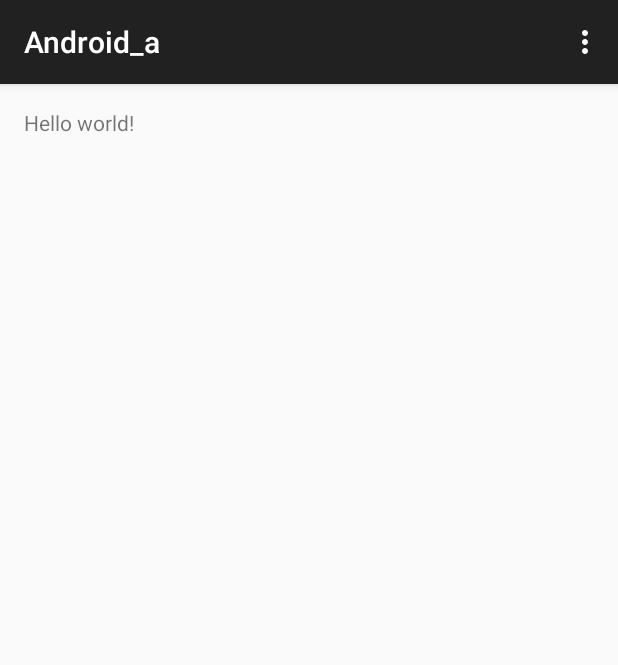
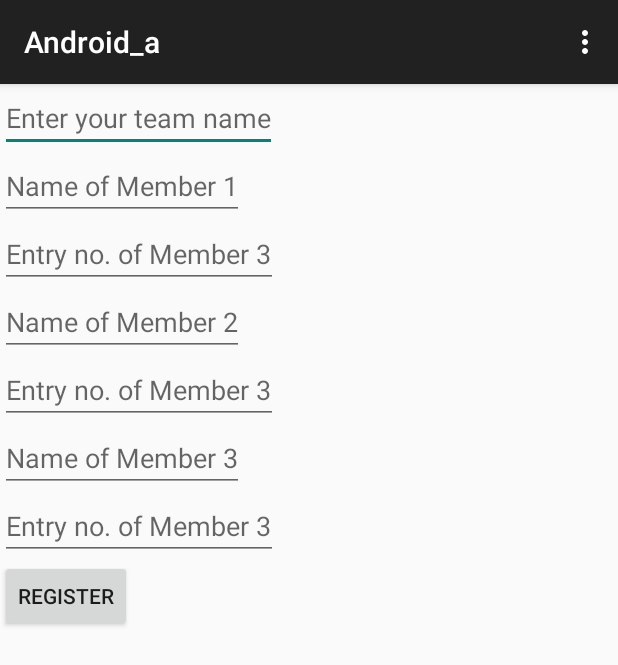
Before and after one commit to Prakhar0409/Android_app, an Android app: the screen it shows after launch (MainActivity), on a phone screen of 412 x 824 dp. Shown: the top 665 px of the screen. Run offline under Robolectric (Android 15) with nearby library versions, the phone set to English and light mode, and no system bars.

Commit message:
Made basic layout for frontend to start building backend for testing

```diff
--- a/app/src/main/res/layout/activity_main.xml
+++ b/app/src/main/res/layout/activity_main.xml
@@ -1,11 +1,67 @@
-<RelativeLayout xmlns:android="http://schemas.android.com/apk/res/android"
-    xmlns:tools="http://schemas.android.com/tools" android:layout_width="match_parent"
-    android:layout_height="match_parent" android:paddingLeft="@dimen/activity_horizontal_margin"
-    android:paddingRight="@dimen/activity_horizontal_margin"
-    android:paddingTop="@dimen/activity_vertical_margin"
-    android:paddingBottom="@dimen/activity_vertical_margin" tools:context=".MainActivity">
+<LinearLayout xmlns:android="http://schemas.android.com/apk/res/android"
+    xmlns:app="http://schemas.android.com/apk/res-auto"
+    xmlns:tools="http://schemas.android.com/tools"
+    android:orientation="vertical"
+    android:layout_width="match_parent"
+    android:layout_height="match_parent" >
+    <!--app:layout_behavior="@string/appbar_scrolling_view_behavior">-->
+    <!--tools:showIn="@layout/activity_my">-->
 
-    <TextView android:text="@string/hello_world" android:layout_width="wrap_content"
-        android:layout_height="wrap_content" />
+    <EditText android:id="@+id/team"
+        android:layout_width="wrap_content"
+        android:layout_height="wrap_content"
+        android:hint="@string/teamname"/>
 
-</RelativeLayout>
+    <EditText android:id="@+id/name1"
+        android:layout_width="wrap_content"
+        android:layout_height="wrap_content"
+        android:hint="@string/name1" />
+
+    <EditText android:id="@+id/entry1"
+        android:layout_width="wrap_content"
+        android:layout_height="wrap_content"
+        android:hint="@string/entry1" />
+
+    <EditText android:id="@+id/name2"
+        android:layout_width="wrap_content"
+        android:layout_height="wrap_content"
+        android:hint="@string/name2" />
+
+    <EditText android:id="@+id/entry2"
+        android:layout_width="wrap_content"
+        android:layout_height="wrap_content"
+        android:hint="@string/entry2" />
+
+    <EditText android:id="@+id/name3"
+        android:layout_width="wrap_content"
+        android:layout_height="wrap_content"
+        android:hint="@string/name3" />
+
+    <EditText android:id="@+id/entry3"
+        android:layout_width="wrap_content"
+        android:layout_height="wrap_content"
+        android:hint="@string/entry3" />
+
+    <Button android:id="@+id/send"
+        android:layout_width="wrap_content"
+        android:layout_height="wrap_content"
+        android:text="@string/button_send"
+        android:onClick="sendMessage"/>
+</LinearLayout>
+
+
+    <!--<RelativeLayout xmlns:android="http://schemas.android.com/apk/res/android"-->
+    <!--xmlns:tools="http://schemas.android.com/tools" android:layout_width="match_parent"-->
+    <!--android:layout_height="match_parent" android:paddingLeft="@dimen/activity_horizontal_margin"-->
+    <!--android:paddingRight="@dimen/activity_horizontal_margin"-->
+    <!--android:paddingTop="@dimen/activity_vertical_margin"-->
+    <!--android:paddingBottom="@dimen/activity_vertical_margin" tools:context=".MainActivity">-->
+
+    <!--<TextView android:text="@string/hello_world" android:layout_width="wrap_content"-->
+        <!--android:layout_height="wrap_content" />-->
+
+    <!-- -->
+    <!--<EditText-->
+        <!--android:layout_width=""-->
+        <!--android:layout_height="" />-->
+<!--</RelativeLayout>-->
--- a/app/src/main/res/values/strings.xml
+++ b/app/src/main/res/values/strings.xml
@@ -1,6 +1,13 @@
 <resources>
     <string name="app_name">Android_a</string>
-
+    <string name="teamname">Enter your team name</string>
+    <string name="name1">Name of Member 1</string>
+    <string name="name2">Name of Member 2</string>
+    <string name="name3">Name of Member 3</string>
+    <string name="entry1">Entry no. of Member 3</string>
+    <string name="entry2">Entry no. of Member 3</string>
+    <string name="entry3">Entry no. of Member 3</string>
+    <string name="button_send">Register</string>
     <string name="hello_world">Hello world!</string>
     <string name="action_settings">Settings</string>
 </resources>
```
